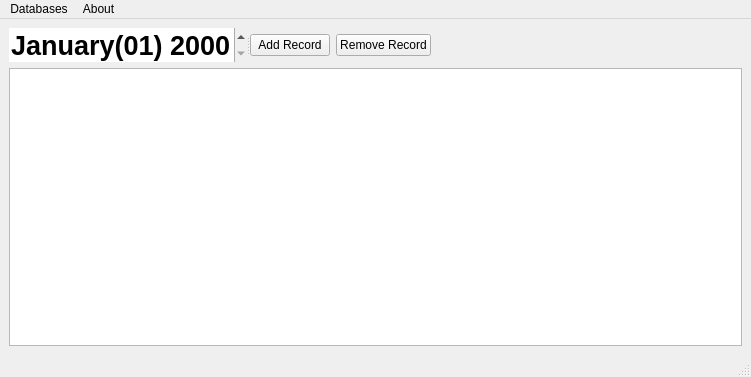
Above: MainWindow.ui from Azurchik/Crm before the change. Below: the same form after it.
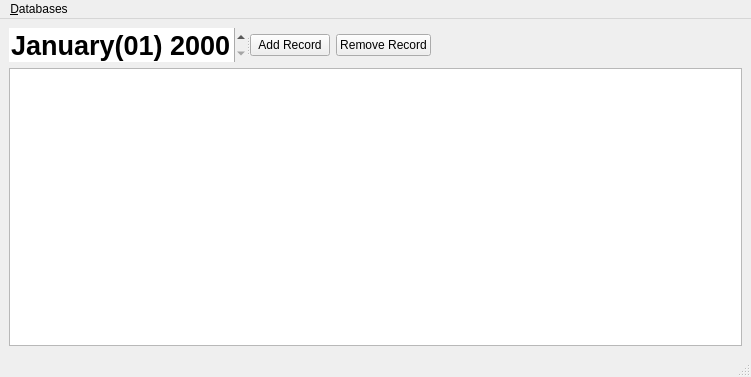
That is the form after the change.

```diff
--- a/MainWindow.ui
+++ b/MainWindow.ui
@@ -126,19 +126,13 @@
    </property>
    <widget class="QMenu" name="menuDatabase">
     <property name="title">
-     <string>Databases</string>
+     <string>&amp;Databases</string>
     </property>
     <addaction name="actionClients"/>
     <addaction name="actionServices"/>
     <addaction name="actionWorkers"/>
    </widget>
-   <widget class="QMenu" name="menuAbout">
-    <property name="title">
-     <string>About</string>
-    </property>
-   </widget>
    <addaction name="menuDatabase"/>
-   <addaction name="menuAbout"/>
   </widget>
   <widget class="QStatusBar" name="statusbar"/>
   <action name="actionClients">
```
Left out of the diff: 6 changed lines with no effect on the pictures.
